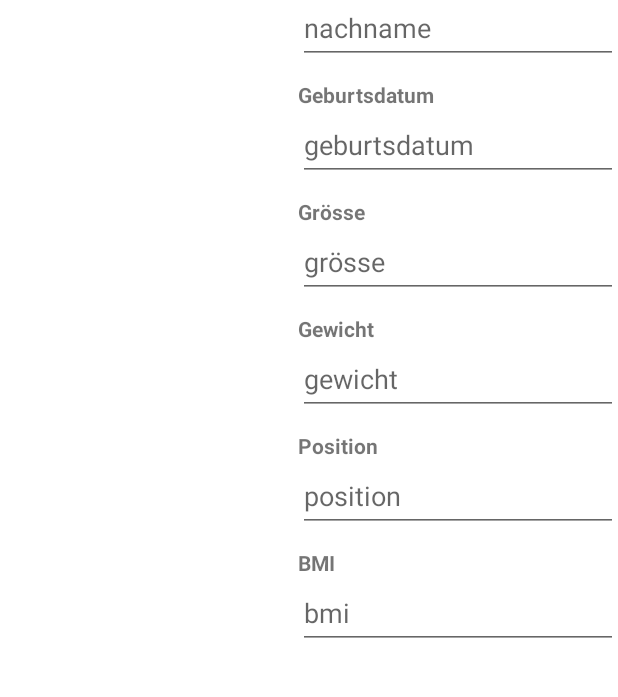
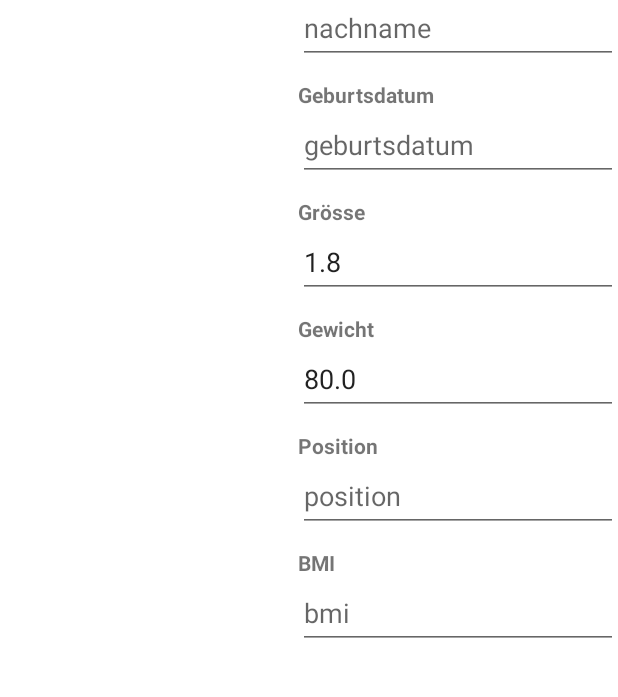
Before and after one commit to VibishekBBW/335-TransferApp, an Android app: the ResultActivity screen opened directly, with no data from a screen before it, on a phone screen of 412 x 824 dp, the part 402-1099 px from its top. Run offline under Robolectric (Android 15) with nearby library versions, the phone set to English and light mode, and no system bars; 1 statement that could not run was skipped.

Commit message:
display data in Result done except bmi

```diff
--- a/app/src/main/java/com/example/transferplusapp/ResultActivity.java
+++ b/app/src/main/java/com/example/transferplusapp/ResultActivity.java
@@ -2,11 +2,13 @@ package com.example.transferplusapp;
 
 import androidx.appcompat.app.AppCompatActivity;
 
+import android.content.Context;
 import android.content.Intent;
 import android.net.Uri;
 import android.os.Bundle;
 import android.util.Log;
 import android.widget.ImageView;
+import android.widget.TextView;
 
 public class ResultActivity extends AppCompatActivity {
     public static final String vornameIntent1 = "vorname";
@@ -18,6 +20,16 @@ public class ResultActivity extends AppCompatActivity {
     public static final String urlIntent1 = "url";
 
     private ImageView selectedImage;
+    private TextView vorname;
+    private TextView nachname;
+    private TextView geburtsdatum;
+    private TextView gewicht;
+    private TextView groesse;
+    private TextView positionF;
+    private TextView bmiF;
+
+    private BMIService bmiService;
+    private boolean serviceBound = false;
 
     @Override
     protected void onCreate(Bundle savedInstanceState) {
@@ -25,6 +37,8 @@ public class ResultActivity extends AppCompatActivity {
         setContentView(R.layout.activity_result);
         setUI();
     }
+
+
 
     private void getDataFromCamera(){
         Intent caller = getIntent();
@@ -41,6 +55,13 @@ public class ResultActivity extends AppCompatActivity {
         Log.d("tag", "ImageView to Uri Parse: " + rurl);
         setImage(rurl);
         //selectedImage.setImageURI(Uri.parse(url));
+        vorname.setText(prename);
+        nachname.setText(surname);
+        geburtsdatum.setText(date);
+        gewicht.setText(weight.toString());
+        groesse.setText(height.toString());
+        positionF.setText(position);
+
     }
 
     private void setImage(Uri rurl){
@@ -49,6 +70,13 @@ public class ResultActivity extends AppCompatActivity {
 
     private void setUI(){
         selectedImage = (ImageView) findViewById(R.id.imageView2);
+        vorname = findViewById(R.id.vornameData);
+        nachname = findViewById(R.id.nachnameData);
+        geburtsdatum = findViewById(R.id.datumData);
+        gewicht = findViewById(R.id.gewichtData);
+        groesse = findViewById(R.id.groesseData);
+        positionF = findViewById(R.id.positionData);
+        bmiF = findViewById(R.id.bmiData);
         getDataFromCamera();
     }
 
```
Also changed, not shown: 1 other file.
